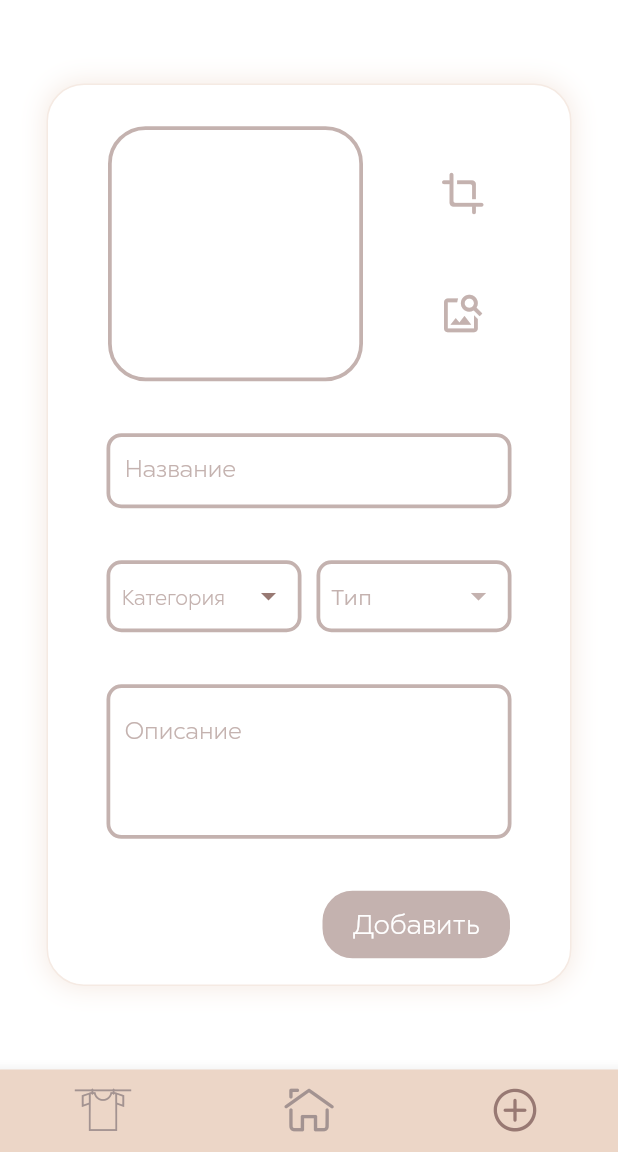
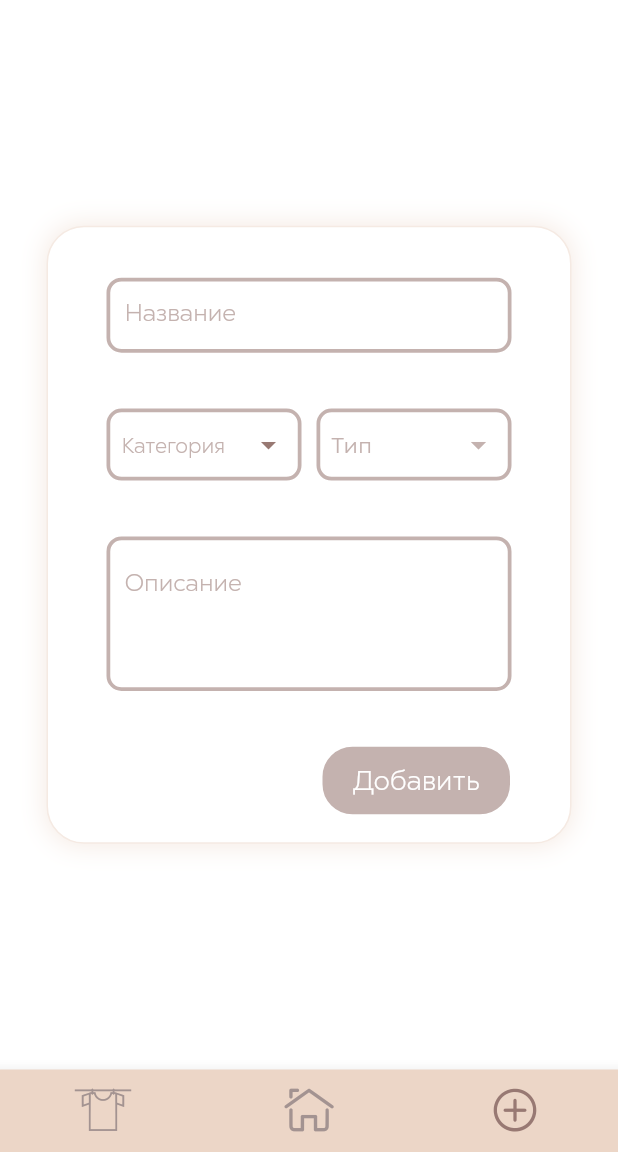
Before and after one commit to Loumber/Clothes, a Flutter app: the screen it shows after launch, item 3 of the bottom bar chosen, on a phone screen of 412 x 824 dp, the part 84-1236 px from its top. Run offline on Flutter 3.47's test engine with Material 2 defaults, Android fonts, the phone set to English and light mode, and no system bars; our stand-ins replace bloc, drift, equatable, flutter_bloc, geolocator, image_cropper and 2 more; accounts and stored records are empty; generated files the repository leaves out were written again; project files that could hold a hidden picture were left out.

Commit message:
закомментировала виджет добавления фото

```diff
--- a/lib/DropdownCategories.dart
+++ b/lib/DropdownCategories.dart
@@ -31,10 +31,10 @@ class DropdownCategoriesState extends State<DropdownCategories>{
   Widget build(BuildContext context) {
     // TODO: implement build
     if (category != null) {
-     // selectedCategory = category;
+      selectedCategory = category;
     }
      if (type != null) {
-    //   selectedType = type;
+       selectedType = type;
      }
     return Container(
         child: Row(
--- a/lib/pages/AddClothesPage.dart
+++ b/lib/pages/AddClothesPage.dart
@@ -19,7 +19,8 @@ class AddClothesPage extends StatelessWidget {
     return Center(
         child: Container(
             child: SizedBox(
-              height: MediaQuery.of(context).size.height * 0.73,
+              //height: MediaQuery.of(context).size.height * 0.73,
+              height: MediaQuery.of(context).size.height * 0.5,
               width: 350,
               child: Container(
                 decoration: BoxDecoration(
@@ -39,14 +40,14 @@ class AddClothesPage extends StatelessWidget {
                   mainAxisAlignment: MainAxisAlignment.spaceAround,
                   children: [
 
-                    Padding(
+                   /* Padding(
                         padding: const EdgeInsets.fromLTRB(0, 10.0, 0, 0),
                         child: ImageCapture(photoWidgetStateKey),
-                    ),
+                    ),*/
 
 
                     Padding(
-                      padding: const EdgeInsets.fromLTRB(0, 0, 0, 0),
+                      padding: const EdgeInsets.fromLTRB(0, 15, 0, 0),
                       child: SizedBox(
                         height: 50,
                         width: 270,
--- a/lib/pages/SelectOutfitPage.dart
+++ b/lib/pages/SelectOutfitPage.dart
@@ -79,11 +79,11 @@ class SelectOutfitPageState extends State<SelectOutfitPage> {
         padding: EdgeInsets.fromLTRB(0, MediaQuery
             .of(context)
             .size
-            .height / 9, 0, 0),
+            .height / 7, 0, 0),
         child: Column(
           children: [
             Container(
-              height: 450,
+              height: 350,
               // width: 400,
               child: ScrollSnapList(
                 itemBuilder: (BuildContext context, int index) {
```
Also changed, not shown: lib/ClothesCard.dart (+7 -5 lines), lib/pages/EditClothesPage.dart (+6 -5 lines), pubspec.lock.
